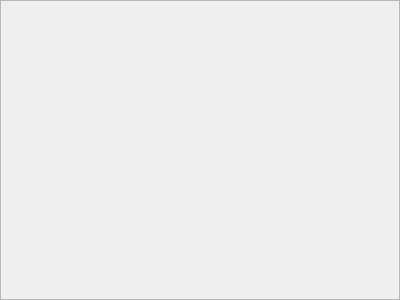
Above: qpfhmi/frmagentstatus.ui from aardalath/qpf before the change. Below: the same form after it.
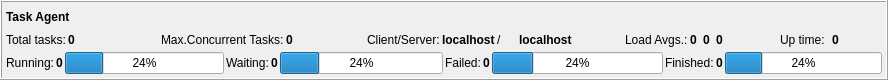
That is the form after the change.

Commit message: New class FrmAgentStatus with information about Task Agent managed tasks

Diff of the .ui file:
```diff
--- a/qpfhmi/frmagentstatus.ui
+++ b/qpfhmi/frmagentstatus.ui
@@ -9,15 +9,398 @@
    <rect>
     <x>0</x>
     <y>0</y>
-    <width>400</width>
-    <height>300</height>
+    <width>888</width>
+    <height>80</height>
    </rect>
   </property>
-  <property name="frameShape">
-   <enum>QFrame::StyledPanel</enum>
-  </property>
   <property name="windowTitle">
    <string>Frame</string>
   </property>
+  <property name="frameShape">
+   <enum>QFrame::Box</enum>
+  </property>
+  <property name="frameShadow">
+   <enum>QFrame::Raised</enum>
+  </property>
+  <layout class="QVBoxLayout" name="verticalLayout">
+   <property name="spacing">
+    <number>2</number>
+   </property>
+   <property name="leftMargin">
+    <number>4</number>
+   </property>
+   <property name="topMargin">
+    <number>4</number>
+   </property>
+   <property name="rightMargin">
+    <number>4</number>
+   </property>
+   <property name="bottomMargin">
+    <number>4</number>
+   </property>
+   <item>
+    <widget class="QLabel" name="lblTaskAgentName">
+     <property name="font">
+      <font>
+       <weight>75</weight>
+       <bold>true</bold>
+      </font>
+     </property>
+     <property name="text">
+      <string>Task Agent</string>
+     </property>
+    </widget>
+   </item>
+   <item>
+    <layout class="QHBoxLayout" name="horizontalLayout_11" stretch="2,1,3,1,4,1,2,1,2">
+     <item>
+      <layout class="QHBoxLayout" name="horizontalLayout_8">
+       <item>
+        <widget class="QLabel" name="label">
+         <property name="text">
+          <string>Total tasks:</string>
+         </property>
+        </widget>
+       </item>
+       <item>
+        <widget class="QLabel" name="lblTotalTasks">
+         <property name="font">
+          <font>
+           <weight>75</weight>
+           <bold>true</bold>
+          </font>
+         </property>
+         <property name="text">
+          <string>0</string>
+         </property>
+        </widget>
+       </item>
+      </layout>
+     </item>
+     <item>
+      <spacer name="horizontalSpacer_4">
+       <property name="orientation">
+        <enum>Qt::Horizontal</enum>
+       </property>
+       <property name="sizeHint" stdset="0">
+        <size>
+         <width>40</width>
+         <height>20</height>
+        </size>
+       </property>
+      </spacer>
+     </item>
+     <item>
+      <layout class="QHBoxLayout" name="horizontalLayout_7">
+       <item>
+        <widget class="QLabel" name="label_8">
+         <property name="text">
+          <string>Max.Concurrent Tasks:</string>
+         </property>
+        </widget>
+       </item>
+       <item>
+        <widget class="QLabel" name="lblMaxTasks">
+         <property name="font">
+          <font>
+           <weight>75</weight>
+           <bold>true</bold>
+          </font>
+         </property>
+         <property name="text">
+          <string>0</string>
+         </property>
+        </widget>
+       </item>
+      </layout>
+     </item>
+     <item>
+      <spacer name="horizontalSpacer">
+       <property name="orientation">
+        <enum>Qt::Horizontal</enum>
+       </property>
+       <property name="sizeHint" stdset="0">
+        <size>
+         <width>40</width>
+         <height>20</height>
+        </size>
+       </property>
+      </spacer>
+     </item>
+     <item>
+      <layout class="QHBoxLayout" name="horizontalLayout_2">
+       <item>
+        <widget class="QLabel" name="label_6">
+         <property name="text">
+          <string>Client/Server:</string>
+         </property>
+        </widget>
+       </item>
+       <item>
+        <widget class="QLabel" name="lblClient">
+         <property name="font">
+          <font>
+           <weight>75</weight>
+           <bold>true</bold>
+          </font>
+         </property>
+         <property name="text">
+          <string>localhost</string>
+         </property>
+        </widget>
+       </item>
+       <item>
+        <widget class="QLabel" name="label_9">
+         <property name="text">
+          <string>/</string>
+         </property>
+        </widget>
+       </item>
+       <item>
+        <widget class="QLabel" name="lblServer">
+         <property name="font">
+          <font>
+           <weight>75</weight>
+           <bold>true</bold>
+          </font>
+         </property>
+         <property name="text">
+          <string>localhost</string>
+         </property>
+        </widget>
+       </item>
+      </layout>
+     </item>
+     <item>
+      <spacer name="horizontalSpacer_2">
+       <property name="orientation">
+        <enum>Qt::Horizontal</enum>
+       </property>
+       <property name="sizeHint" stdset="0">
+        <size>
+         <width>40</width>
+         <height>20</height>
+        </size>
+       </property>
+      </spacer>
+     </item>
+     <item>
+      <layout class="QHBoxLayout" name="horizontalLayout">
+       <item>
+        <widget class="QLabel" name="label_7">
+         <property name="text">
+          <string>Load Avgs.:</string>
+         </property>
+        </widget>
+       </item>
+       <item>
+        <widget class="QLabel" name="lblLoadAvg1">
+         <property name="font">
+          <font>
+           <weight>75</weight>
+           <bold>true</bold>
+          </font>
+         </property>
+         <property name="text">
+          <string>0</string>
+         </property>
+        </widget>
+       </item>
+       <item>
+        <widget class="QLabel" name="lblLoadAvg2">
+         <property name="font">
+          <font>
+           <weight>75</weight>
+           <bold>true</bold>
+          </font>
+         </property>
+         <property name="text">
+          <string>0</string>
+         </property>
+        </widget>
+       </item>
+       <item>
+        <widget class="QLabel" name="lblLoadAvg3">
+         <property name="font">
+          <font>
+           <weight>75</weight>
+           <bold>true</bold>
+          </font>
+         </property>
+         <property name="text">
+          <string>0</string>
+         </property>
+        </widget>
+       </item>
+      </layout>
+     </item>
+     <item>
+      <spacer name="horizontalSpacer_3">
+       <property name="orientation">
+        <enum>Qt::Horizontal</enum>
+       </property>
+       <property name="sizeHint" stdset="0">
+        <size>
+         <width>40</width>
+         <height>20</height>
+        </size>
+       </property>
+      </spacer>
+     </item>
+     <item>
+      <layout class="QHBoxLayout" name="horizontalLayout_9">
+       <item>
+        <widget class="QLabel" name="label_10">
+         <property name="text">
+          <string>Up time:</string>
+         </property>
+        </widget>
+       </item>
+       <item>
+        <widget class="QLabel" name="lblUptime">
+         <property name="font">
+          <font>
+           <weight>75</weight>
+           <bold>true</bold>
+          </font>
+         </property>
+         <property name="text">
+          <string>0</string>
+         </property>
+        </widget>
+       </item>
+      </layout>
+     </item>
+    </layout>
+   </item>
+   <item>
+    <layout class="QHBoxLayout" name="horizontalLayout_10">
+     <item>
+      <layout class="QHBoxLayout" name="horizontalLayout_3">
+       <item>
+        <widget class="QLabel" name="label_2">
+         <property name="text">
+          <string>Running:</string>
+         </property>
+        </widget>
+       </item>
+       <item>
+        <widget class="QLabel" name="lblRuningTasks">
+         <property name="font">
+          <font>
+           <weight>75</weight>
+           <bold>true</bold>
+          </font>
+         </property>
+         <property name="text">
+          <string>0</string>
+         </property>
+        </widget>
+       </item>
+       <item>
+        <widget class="QProgressBar" name="pbPercRunning">
+         <property name="value">
+          <number>24</number>
+         </property>
+        </widget>
+       </item>
+      </layout>
+     </item>
+     <item>
+      <layout class="QHBoxLayout" name="horizontalLayout_4">
+       <item>
+        <widget class="QLabel" name="label_3">
+         <property name="text">
+          <string>Waiting:</string>
+         </property>
+        </widget>
+       </item>
+       <item>
+        <widget class="QLabel" name="lblWaitingTasks">
+         <property name="font">
+          <font>
+           <weight>75</weight>
+           <bold>true</bold>
+          </font>
+         </property>
+         <property name="text">
+          <string>0</string>
+         </property>
+        </widget>
+       </item>
+       <item>
+        <widget class="QProgressBar" name="pbPercWaiting">
+         <property name="value">
+          <number>24</number>
+         </property>
+        </widget>
+       </item>
+      </layout>
+     </item>
+     <item>
+      <layout class="QHBoxLayout" name="horizontalLayout_5">
+       <item>
+        <widget class="QLabel" name="label_4">
+         <property name="text">
+          <string>Failed:</string>
+         </property>
+        </widget>
+       </item>
+       <item>
+        <widget class="QLabel" name="lblFailedTasks">
+         <property name="font">
+          <font>
+           <weight>75</weight>
+           <bold>true</bold>
+          </font>
+         </property>
+         <property name="text">
+          <string>0</string>
+         </property>
+        </widget>
+       </item>
+       <item>
+        <widget class="QProgressBar" name="pbPercFailed">
+         <property name="value">
+          <number>24</number>
+         </property>
+        </widget>
+       </item>
+      </layout>
+     </item>
+     <item>
+      <layout class="QHBoxLayout" name="horizontalLayout_6">
+       <item>
+        <widget class="QLabel" name="label_5">
+         <property name="text">
+          <string>Finished:</string>
+         </property>
+        </widget>
+       </item>
+       <item>
+        <widget class="QLabel" name="lblFinishedTasks">
+         <property name="font">
+          <font>
+           <weight>75</weight>
+           <bold>true</bold>
+          </font>
+         </property>
+         <property name="text">
+          <string>0</string>
+         </property>
+        </widget>
+       </item>
+       <item>
+        <widget class="QProgressBar" name="pbPercFinished">
+         <property name="value">
+          <number>24</number>
+         </property>
+        </widget>
+       </item>
+      </layout>
+     </item>
+    </layout>
+   </item>
+  </layout>
  </widget>
 </ui>
```
Left out of the diff: 9 changed lines with no effect on the pictures. The commit also changes 2 other files.
